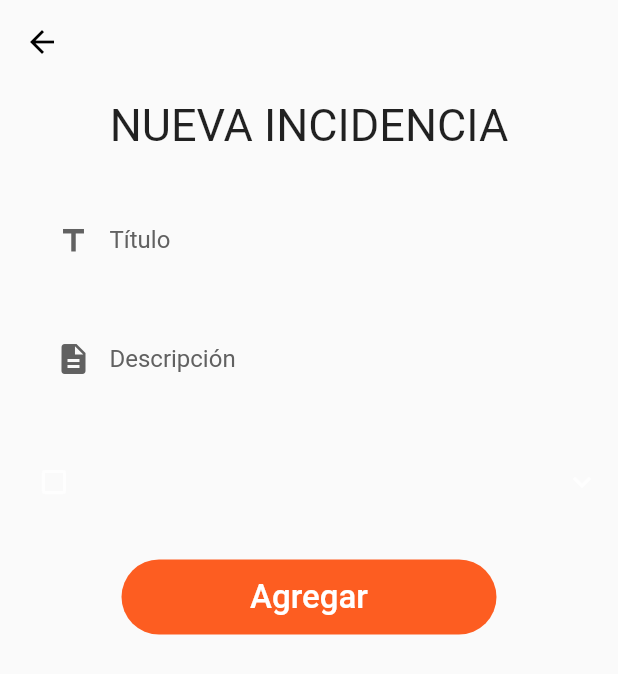
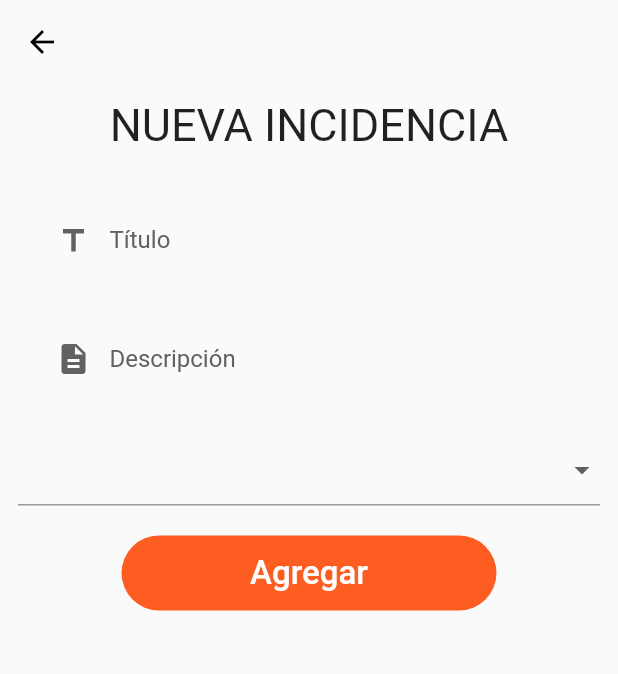
Before and after one commit to Bruno191927/owlGuardianApp, a Flutter app: the IncidencePage screen opened by its route, on a phone screen of 412 x 824 dp. Shown: the top 674 px of the screen. Run offline on Flutter 3.47's test engine with Material 2 defaults, Android fonts, the phone set to English and light mode, and no system bars; our stand-ins replace flutter_cache_manager, geolocator, google_maps_flutter, permission_handler.

Commit message:
feat: :art: Cambios menores
Cambios menores

```diff
--- a/lib/presentation/core/shared_widgets/custom_dropdownbutton_widget.dart
+++ b/lib/presentation/core/shared_widgets/custom_dropdownbutton_widget.dart
@@ -5,7 +5,6 @@ class CustomDropDownButton extends StatelessWidget {
   final double margin;
   final List<String> items;
   final String text;
-  final IconData icon;
   final Color textFormColor;
   final Color borderColor;
   const CustomDropDownButton({
@@ -13,7 +12,6 @@ class CustomDropDownButton extends StatelessWidget {
     this.margin = 2.0,
     required this.items,
     this.text = "",
-    this.icon = Icons.crop_square,
     this.textFormColor = Colors.white70,
     this.borderColor = Colors.white70,
   }) : super(key: key);
@@ -26,23 +24,23 @@ class CustomDropDownButton extends StatelessWidget {
           child: DropdownButtonFormField(
             items: items.map(buildMenuItem).toList(),
             onChanged: (value) {},
-            decoration: InputDecoration(
-                labelText: text,
-                labelStyle: TextStyle(color: textFormColor),
-                prefixIcon: Icon(icon, color: textFormColor),
-                suffixIcon:
-                    Icon(Icons.keyboard_arrow_down, color: textFormColor),
-                errorBorder: OutlineInputBorder(
-                    borderSide: BorderSide(color: AppColors.red),
-                    borderRadius: BorderRadius.circular(16.0)),
-                focusedBorder: OutlineInputBorder(
-                    borderSide: BorderSide(color: borderColor),
-                    borderRadius: BorderRadius.circular(16.0)),
-                focusedErrorBorder: OutlineInputBorder(
-                    borderSide: BorderSide(color: AppColors.red),
-                    borderRadius: BorderRadius.circular(16.0)),
-                enabledBorder: OutlineInputBorder(
-                    borderSide: BorderSide(color: AppColors.transparent))),
+            // decoration: InputDecoration(
+            //     labelText: text,
+            //     labelStyle: TextStyle(color: textFormColor),
+            //     prefixIcon:
+            //         Icon(Icons.keyboard_arrow_down, color: textFormColor),
+            //     errorBorder: OutlineInputBorder(
+            //         borderSide: BorderSide(color: AppColors.red),
+            //         borderRadius: BorderRadius.circular(16.0)),
+            //     focusedBorder: OutlineInputBorder(
+            //         borderSide: BorderSide(color: borderColor),
+            //         borderRadius: BorderRadius.circular(16.0)),
+            //     focusedErrorBorder: OutlineInputBorder(
+            //         borderSide: BorderSide(color: AppColors.red),
+            //         borderRadius: BorderRadius.circular(16.0)),
+            //     enabledBorder: OutlineInputBorder(
+            //         borderSide: BorderSide(color: AppColors.transparent))),
+            isExpanded: true,
           ),
         ));
   }
```
